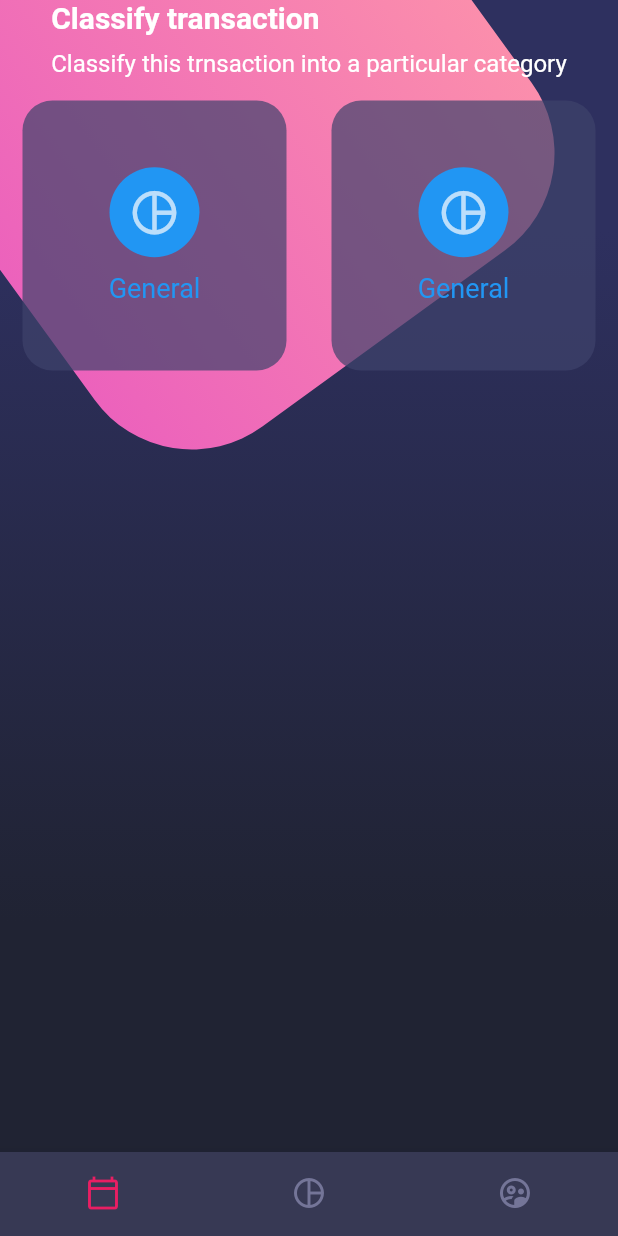
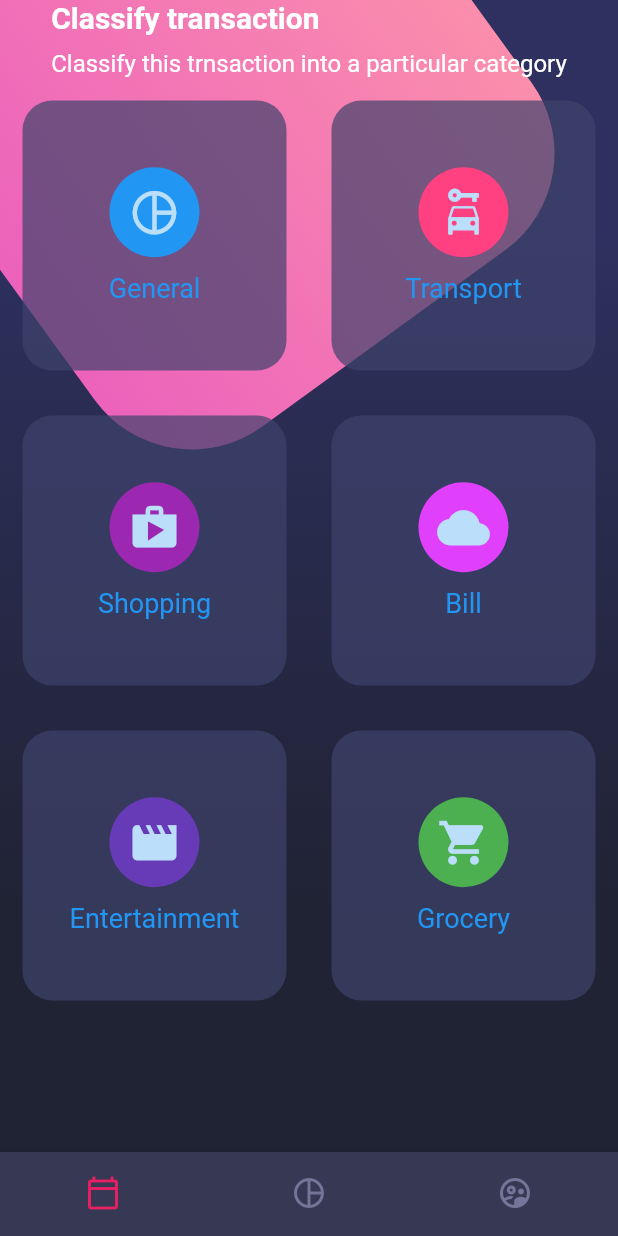
Before and after one commit to dtlucho/flutter_designs, a Flutter app: the screen it shows after launch, on a phone screen of 412 x 824 dp. Run offline on Flutter 3.47's test engine with Material 2 defaults, Android fonts, the phone set to English and light mode, and no system bars.

Commit message:
adding items to table

```diff
--- a/lib/widgets/card_table.dart
+++ b/lib/widgets/card_table.dart
@@ -15,9 +15,37 @@ class CardTable extends StatelessWidget {
               text: "General",
             ),
             _SingleCard(
-              icon: Icons.pie_chart_outline,
-              color: Colors.blue,
-              text: "General",
+              icon: Icons.car_rental,
+              color: Colors.pinkAccent,
+              text: "Transport",
+            ),
+          ],
+        ),
+        TableRow(
+          children: [
+            _SingleCard(
+              icon: Icons.shop,
+              color: Colors.purple,
+              text: "Shopping",
+            ),
+            _SingleCard(
+              icon: Icons.cloud,
+              color: Colors.purpleAccent,
+              text: "Bill",
+            ),
+          ],
+        ),
+        TableRow(
+          children: [
+            _SingleCard(
+              icon: Icons.movie,
+              color: Colors.deepPurple,
+              text: "Entertainment",
+            ),
+            _SingleCard(
+              icon: Icons.local_grocery_store,
+              color: Colors.green,
+              text: "Grocery",
             ),
           ],
         ),
```
